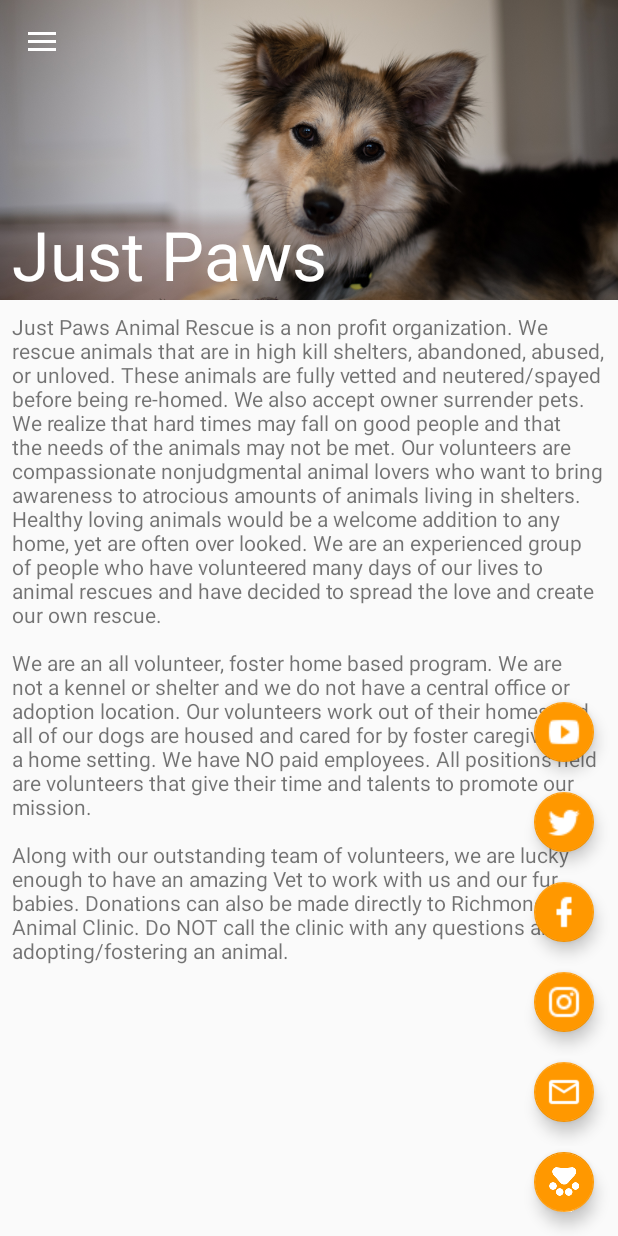
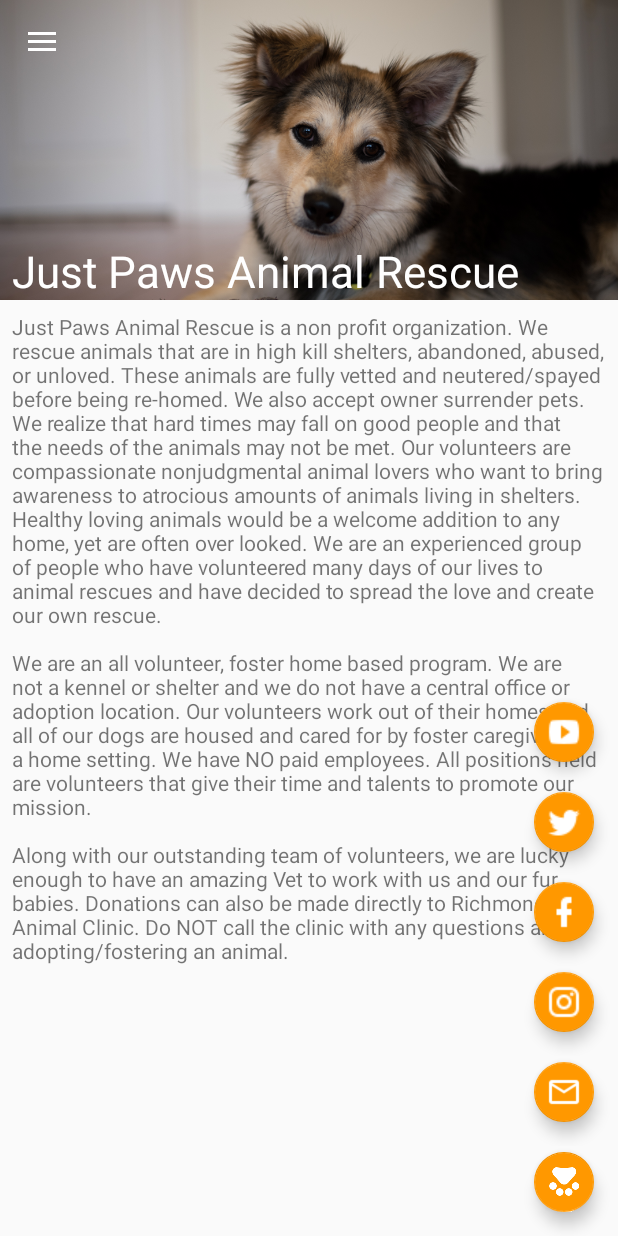
Before and after one commit to ohwittmannone/Just-Paws, an Android app: the screen it shows after launch (MainActivity), in the side drawer, after a tap on "About Us", on a phone screen of 412 x 824 dp. Run offline under Robolectric (Android 15) with nearby library versions, the phone set to English and light mode, and no system bars; our stand-ins replace Firebase (no records; nobody signed in at launch, a user with empty details on screens opened directly), Picasso; libraries missing offline, so code that uses them is left out: com.crashlytics.android, io.fabric.sdk; pictures from the network do not load; 1 statement that could not run was skipped.

Commit message:
Added splashscreen and minor UI updates

```diff
--- a/app/src/main/AndroidManifest.xml
+++ b/app/src/main/AndroidManifest.xml
@@ -9,10 +9,10 @@
         android:supportsRtl="true"
         android:theme="@style/AppTheme">
         <activity
-            android:name=".MainActivity"
+            android:name=".SplashActivity"
             android:label="@string/app_name"
             android:screenOrientation="portrait"
-            android:theme="@style/AppTheme.NoActionBar">
+            android:theme="@style/SplashTheme">
             <intent-filter>
                 <action android:name="android.intent.action.MAIN" />
 
@@ -20,6 +20,8 @@
             </intent-filter>
 
         </activity>
+        <activity android:name=".MainActivity"
+            android:screenOrientation="portrait" />
         <activity
             android:name=".DetailCardLayout"
             android:screenOrientation="portrait" />
--- /dev/null
+++ b/app/src/main/java/com/ohwittmannone/just_paws/SplashActivity.java
@@ -0,0 +1,20 @@
+package com.ohwittmannone.just_paws;
+
+import android.content.Intent;
+import android.os.Bundle;
+import android.support.v7.app.AppCompatActivity;
+
+/**
+ * Created by Courtney on 2017-04-20.
+ */
+
+public class SplashActivity extends AppCompatActivity {
+    @Override
+    protected void onCreate(Bundle savedInstanceState){
+        super.onCreate(savedInstanceState);
+
+        Intent intent = new Intent(this, MainActivity.class);
+        startActivity(intent);
+        finish();
+    }
+}
--- /dev/null
+++ b/app/src/main/res/drawable/background_splash.xml
@@ -0,0 +1,14 @@
+<?xml version="1.0" encoding="utf-8"?>
+<layer-list xmlns:android="http://schemas.android.com/apk/res/android">
+
+    <item
+        android:drawable="@color/white"/>
+
+    <item>
+        <bitmap
+            android:gravity="center"
+            android:src="@mipmap/justpawslogobit"/>
+    </item>
+
+
+</layer-list>
--- a/app/src/main/res/layout/activity_fullscreen_animal.xml
+++ b/app/src/main/res/layout/activity_fullscreen_animal.xml
@@ -3,6 +3,12 @@
     android:orientation="vertical" android:layout_width="match_parent"
     android:layout_height="match_parent"
     android:background="@color/black">
+
+    <ImageView
+        android:id="@+id/imgDisplay"
+        android:layout_width="match_parent"
+        android:layout_height="566dp"
+        android:scaleType="fitCenter" />
 
     <ImageView
         android:id="@+id/btnClose"
@@ -11,10 +17,5 @@
         android:src="@drawable/ic_arrow_back_white_24dp"
         android:padding="10dp"/>
 
-    <ImageView
-        android:id="@+id/imgDisplay"
-        android:layout_width="match_parent"
-        android:layout_height="566dp"
-        android:scaleType="fitCenter" />
 
 </RelativeLayout>
--- a/app/src/main/res/layout/app_bar_main.xml
+++ b/app/src/main/res/layout/app_bar_main.xml
@@ -33,9 +33,9 @@
             <TextView
                 android:layout_width="wrap_content"
                 android:layout_height="wrap_content"
-                android:text="Just Paws"
+                android:text="Just Paws Animal Rescue"
                 android:textColor="@color/white"
-                android:textSize="45sp"
+                android:textSize="29sp"
                 android:id="@+id/textView"
                 android:layout_gravity="bottom"
                 android:paddingLeft="8dp"/>
--- a/app/src/main/res/values/styles.xml
+++ b/app/src/main/res/values/styles.xml
@@ -44,6 +44,9 @@
         <item name="android:textColorSecondary">@color/white</item>
     </style>
 
+    <style name="SplashTheme" parent="Theme.AppCompat.NoActionBar">
+        <item name="android:windowBackground">@drawable/background_splash</item>
+    </style>
 
 
 
```
Also changed, not shown: 1 other file.
